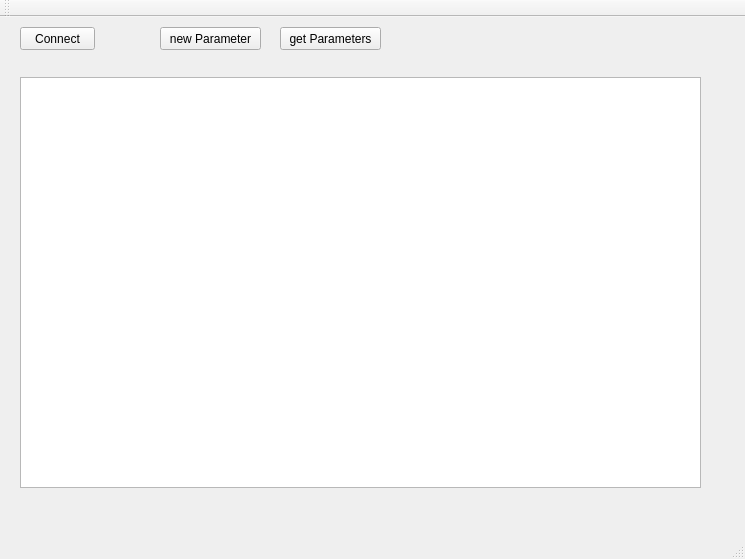
Above: application/GUI/SC2KGUI/mainwindow.ui from leodido99/srdb_manager before the change. Below: the same form after it.
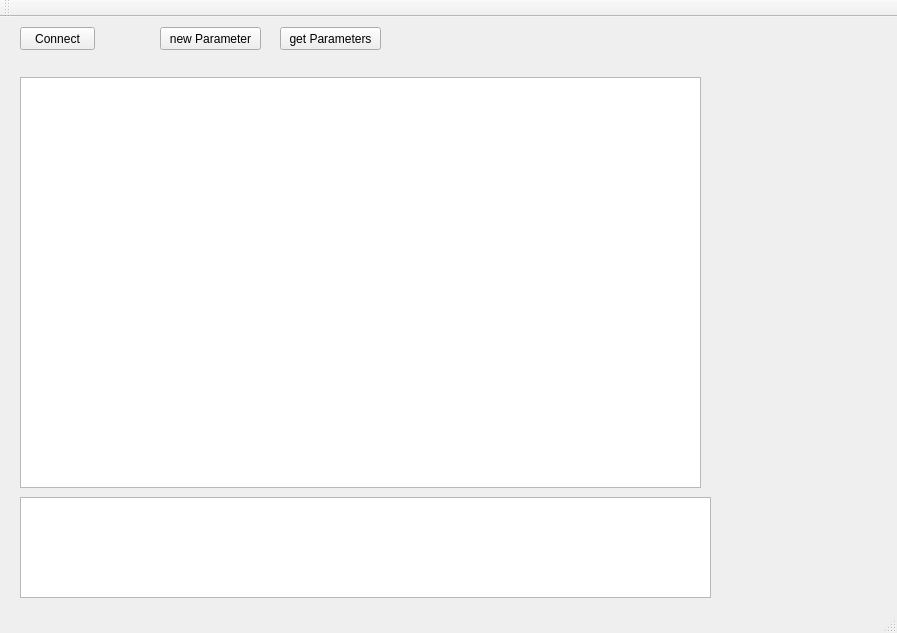
That is the form after the change.

Patch:
```diff
--- a/application/GUI/SC2KGUI/mainwindow.ui
+++ b/application/GUI/SC2KGUI/mainwindow.ui
@@ -6,8 +6,8 @@
    <rect>
     <x>0</x>
     <y>0</y>
-    <width>745</width>
-    <height>559</height>
+    <width>897</width>
+    <height>633</height>
    </rect>
   </property>
   <property name="windowTitle">
@@ -63,6 +63,16 @@
      </rect>
     </property>
    </widget>
+   <widget class="QListWidget" name="listLog">
+    <property name="geometry">
+     <rect>
+      <x>20</x>
+      <y>480</y>
+      <width>691</width>
+      <height>101</height>
+     </rect>
+    </property>
+   </widget>
   </widget>
   <widget class="QMenuBar" name="menuBar">
    <property name="geometry">
```
Left out of the diff: 2 changed lines with no effect on the pictures.
